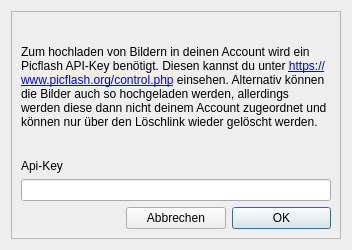
Old version of the form picup/ui_files/KeyRequest.ui in the repository Arvedui/picup.
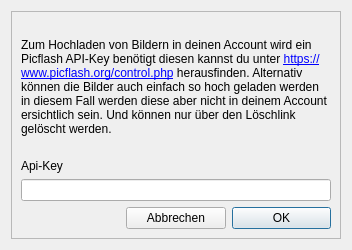
New version of the form.

What changed in the file:
```diff
--- a/picup/ui_files/KeyRequest.ui
+++ b/picup/ui_files/KeyRequest.ui
@@ -69,7 +69,7 @@
          </sizepolicy>
         </property>
         <property name="text">
-         <string>&lt;html&gt;&lt;head/&gt;&lt;body&gt;&lt;p&gt;Zum hochladen von Bildern in deinen Account wird ein Picflash API-Key benötigt. Diesen kannst du unter &lt;a href=&quot;https://www.picflash.org/control.php&quot;&gt;&lt;span style=&quot; text-decoration: underline; color:#0000ff;&quot;&gt;https://www.picflash.org/control.php&lt;/span&gt;&lt;/a&gt; einsehen. Alternativ können die Bilder auch so hochgeladen werden, allerdings werden diese dann nicht deinem Account zugeordnet und können nur über den Löschlink wieder gelöscht werden.&lt;/p&gt;&lt;/body&gt;&lt;/html&gt;</string>
+         <string>&lt;html&gt;&lt;head/&gt;&lt;body&gt;&lt;p&gt;Zum Hochladen von Bildern in deinen Account wird ein Picflash API-Key benötigt diesen kannst du unter &lt;a href=&quot;https://www.picflash.org/control.php&quot;&gt;&lt;span style=&quot; text-decoration: underline; color:#0000ff;&quot;&gt;https://www.picflash.org/control.php&lt;/span&gt;&lt;/a&gt; herausfinden. Alternativ können die Bilder auch einfach so hoch geladen werden in diesem Fall werden diese aber nicht in deinem Account ersichtlich sein. Und können nur über den Löschlink gelöscht werden.&lt;/p&gt;&lt;/body&gt;&lt;/html&gt;</string>
         </property>
         <property name="textFormat">
          <enum>Qt::AutoText</enum>
```
